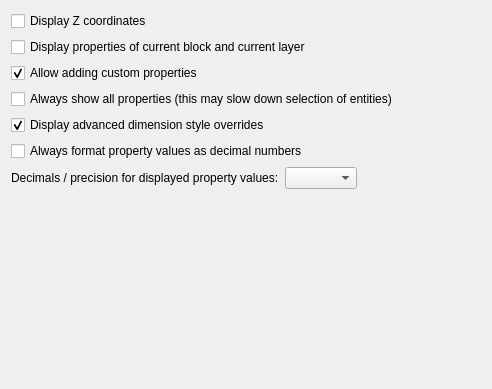
This is scripts/Widgets/PropertyEditor/PreferencesPage.ui in qcad/qcad as Qt 5 draws it before an edit. The edited form follows.
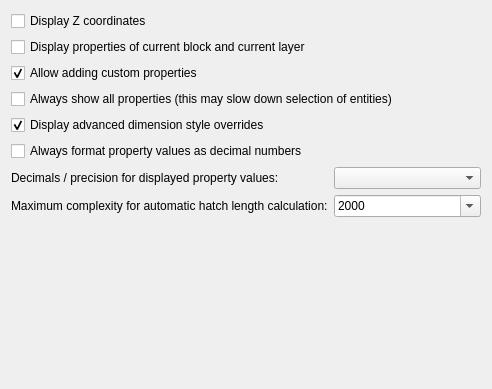
This is the edited form.

Commit message: add preference Maximum complexity for automatic hatch length calculation

```diff
--- a/scripts/Widgets/PropertyEditor/PreferencesPage.ui
+++ b/scripts/Widgets/PropertyEditor/PreferencesPage.ui
@@ -63,33 +63,80 @@
     </widget>
    </item>
    <item>
-    <layout class="QHBoxLayout" name="horizontalLayout">
-     <item>
+    <layout class="QGridLayout" name="gridLayout">
+     <item row="0" column="0">
       <widget class="QLabel" name="label">
        <property name="text">
         <string>Decimals / precision for displayed property values:</string>
        </property>
       </widget>
      </item>
-     <item>
+     <item row="0" column="1">
       <widget class="QComboBox" name="Decimals">
        <property name="currentIndex">
         <number>-1</number>
        </property>
       </widget>
      </item>
-     <item>
-      <spacer name="horizontalSpacer">
-       <property name="orientation">
-        <enum>Qt::Horizontal</enum>
+     <item row="1" column="0">
+      <widget class="QLabel" name="label_2">
+       <property name="text">
+        <string>Maximum complexity for automatic hatch length calculation:</string>
        </property>
-       <property name="sizeHint" stdset="0">
-        <size>
-         <width>40</width>
-         <height>20</height>
-        </size>
+      </widget>
+     </item>
+     <item row="1" column="1">
+      <widget class="QComboBox" name="MaxHatchComplexityForAutoLength">
+       <property name="editable">
+        <bool>true</bool>
        </property>
-      </spacer>
+       <property name="currentText">
+        <string>2000</string>
+       </property>
+       <property name="currentIndex">
+        <number>1</number>
+       </property>
+       <item>
+        <property name="text">
+         <string notr="true">1000</string>
+        </property>
+       </item>
+       <item>
+        <property name="text">
+         <string notr="true">2000</string>
+        </property>
+       </item>
+       <item>
+        <property name="text">
+         <string notr="true">3000</string>
+        </property>
+       </item>
+       <item>
+        <property name="text">
+         <string notr="true">4000</string>
+        </property>
+       </item>
+       <item>
+        <property name="text">
+         <string notr="true">5000</string>
+        </property>
+       </item>
+       <item>
+        <property name="text">
+         <string notr="true">10000</string>
+        </property>
+       </item>
+       <item>
+        <property name="text">
+         <string notr="true">50000</string>
+        </property>
+       </item>
+       <item>
+        <property name="text">
+         <string notr="true">100000</string>
+        </property>
+       </item>
+      </widget>
      </item>
     </layout>
    </item>
@@ -101,7 +148,7 @@
      <property name="sizeHint" stdset="0">
       <size>
        <width>20</width>
-       <height>244</height>
+       <height>156</height>
       </size>
      </property>
     </spacer>
```
The commit also changes 1 other file.
